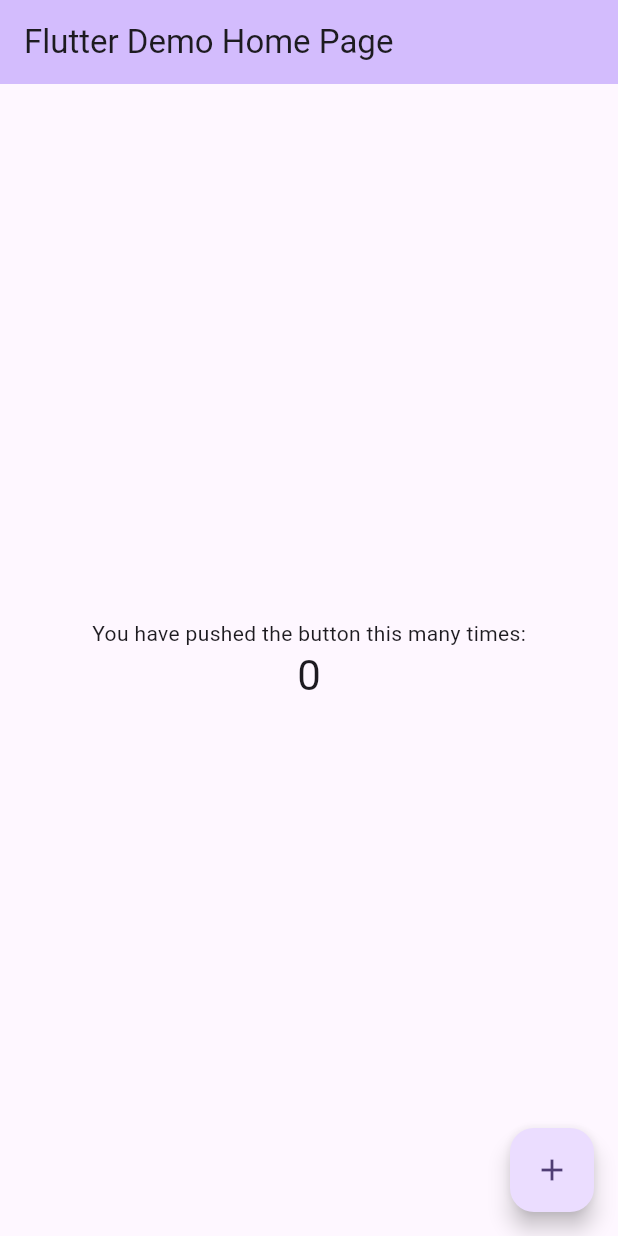
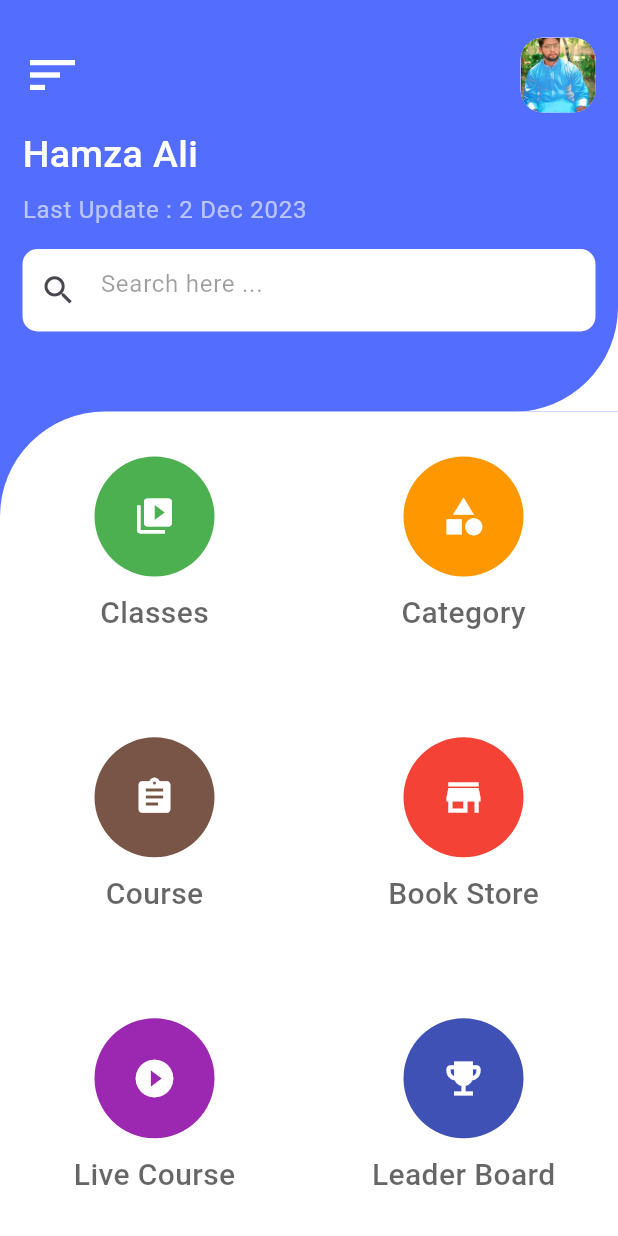
Before and after one commit to HamzaAli689/Flutter_Ui_Designs, a Flutter app: the screen it shows after launch, on a phone screen of 412 x 824 dp. Run offline on Flutter 3.47's test engine with Material 3 defaults, Android fonts, the light colour scheme and no system bars.

Commit message:
complete app

```diff
--- /dev/null
+++ b/education_app_ui/lib/dashboard.dart
@@ -0,0 +1,227 @@
+import 'package:flutter/material.dart';
+
+class DashBoard extends StatelessWidget {
+  List cateName = [
+    "Classes",
+    "Category",
+    "Course",
+    "Book Store",
+    "Live Course",
+    "Leader Board"
+  ];
+  List<Color> cateColors = [
+    Colors.green,
+    Colors.orange,
+    Colors.brown,
+    Colors.red,
+    Colors.purple.shade500,
+    Colors.indigo,
+  ];
+  List<Icon> cateIcons = [
+    Icon(
+      Icons.video_library,
+      color: Colors.white,
+      size: 28,
+    ),
+    Icon(
+      Icons.category,
+      color: Colors.white,
+      size: 30,
+    ),
+    Icon(
+      Icons.assignment,
+      color: Colors.white,
+      size: 28,
+    ),
+    Icon(
+      Icons.store,
+      color: Colors.white,
+      size: 30,
+    ),
+    Icon(
+      Icons.play_circle_fill,
+      color: Colors.white,
+      size: 30,
+    ),
+    Icon(
+      Icons.emoji_events,
+      color: Colors.white,
+      size: 30,
+    ),
+  ];
+
+  @override
+  Widget build(BuildContext context) {
+    return Material(
+      color: Colors.white,
+      child: Container(
+        width: MediaQuery.of(context).size.width,
+        height: MediaQuery.of(context).size.height,
+        child: Stack(children: [
+          Stack(
+            children: [
+              Container(
+                padding:
+                EdgeInsets.only(bottom: 15, left: 15, right: 15, top: 15),
+                width: MediaQuery.of(context).size.width,
+                height: MediaQuery.of(context).size.height / 3,
+                decoration: BoxDecoration(
+                  color: Colors.indigoAccent,
+                  borderRadius: BorderRadius.only(
+                    bottomRight: Radius.circular(70),
+                  ),
+                ),
+                child: SingleChildScrollView(
+                  child: Column(
+                    crossAxisAlignment: CrossAxisAlignment.start,
+                    children: [
+                      SizedBox(
+                        height: 10,
+                      ),
+                      Row(
+                        mainAxisAlignment: MainAxisAlignment.spaceBetween,
+                        children: [
+                          InkWell(
+                            onTap: () {},
+                            child:
+                            Icon(Icons.sort, color: Colors.white, size: 40),
+                          ),
+                          Container(
+                            height: 50,
+                            width: 50,
+                            decoration: BoxDecoration(
+                              borderRadius: BorderRadius.circular(15),
+                              color: Colors.white,
+                              image: DecorationImage(
+                                  image: AssetImage("images/Profile.jpg"),
+                                  fit: BoxFit.cover),
+                            ),
+                          )
+                        ],
+                      ),
+                      SizedBox(
+                        height: 10,
+                      ),
+                      Column(
+                          crossAxisAlignment: CrossAxisAlignment.start,
+                          children: [
+                            Text(
+                              "Hamza Ali",
+                              style: TextStyle(
+                                  color: Colors.white,
+                                  fontSize: 25,
+                                  fontWeight: FontWeight.w500),
+                            ),
+                            SizedBox(
+                              height: 7,
+                            ),
+                            Text(
+                              "Last Update : 2 Dec 2023",
+                              style: TextStyle(
+                                color: Colors.white60,
+                                fontSize: 16,
+                                letterSpacing: 0.5,
+                              ),
+                            ),
+                          ]),
+                      SizedBox(
+                        height: 10,
+                      ),
+                      Container(
+                        margin: EdgeInsets.only(top: 5, bottom: 20),
+                        width: MediaQuery.of(context).size.width,
+                        height: 55,
+                        alignment: Alignment.center,
+                        decoration: BoxDecoration(
+                            color: Colors.white,
+                            borderRadius: BorderRadius.circular(10)),
+                        child: TextFormField(
+                          decoration: InputDecoration(
+                              border: InputBorder.none,
+                              hintText: "Search here ...",
+                              hintStyle: TextStyle(
+                                color: Colors.black38,
+                              ),
+                              prefixIcon: Icon(
+                                Icons.search,
+                                size: 25,
+                              )),
+                        ),
+                      )
+                    ],
+                  ),
+                ),
+              ),
+            ],
+          ),
+          Align(
+            alignment: Alignment.bottomCenter,
+            child: Container(
+              width: MediaQuery.of(context).size.width,
+              height: MediaQuery.of(context).size.height / 1.499,
+              decoration: BoxDecoration(
+                color: Colors.indigoAccent,
+              ),
+            ),
+          ),
+          Align(
+            alignment: Alignment.bottomCenter,
+            child: Container(
+              width: MediaQuery.of(context).size.width,
+              height: MediaQuery.of(context).size.height / 1.499,
+              decoration: BoxDecoration(
+                  color: Colors.white,
+                  borderRadius:
+                  BorderRadius.only(topLeft: Radius.circular(70))),
+              child: SingleChildScrollView(
+                child: Padding(
+                  padding: EdgeInsets.only(
+                    top: 30,
+                  ),
+                  child: Column(
+                    children: [
+                      GridView.builder(
+                        itemCount: cateName.length,
+                        shrinkWrap: true,
+                        physics: NeverScrollableScrollPhysics(),
+                        gridDelegate: SliverGridDelegateWithFixedCrossAxisCount(
+                            crossAxisCount: 2, childAspectRatio: 1.1),
+                        itemBuilder: (context, index) {
+                          return Column(
+                            children: [
+                              Container(
+                                height: 80,
+                                width: 80,
+                                decoration: BoxDecoration(
+                                  color: cateColors[index],
+                                  shape: BoxShape.circle,
+                                ),
+                                child: Center(
+                                  child: cateIcons[index],
+                                ),
+                              ),
+                              SizedBox(
+                                height: 10,
+                              ),
+                              Text(
+                                cateName[index],
+                                style: TextStyle(
+                                    fontSize: 20,
+                                    fontWeight: FontWeight.w500,
+                                    color: Colors.black.withOpacity(0.6)),
+                              )
+                            ],
+                          );
+                        },
+                      )
+                    ],
+                  ),
+                ),
+              ),
+            ),
+          ),
+        ]),
+      ),
+    );
+  }
+}
--- a/education_app_ui/lib/main.dart
+++ b/education_app_ui/lib/main.dart
@@ -1,125 +1,20 @@
 import 'package:flutter/material.dart';
 
+import 'dashboard.dart';
+
 void main() {
-  runApp(const MyApp());
+  runApp(MyApp());
 }
 
 class MyApp extends StatelessWidget {
   const MyApp({super.key});
 
-  // This widget is the root of your application.
   @override
   Widget build(BuildContext context) {
     return MaterialApp(
-      title: 'Flutter Demo',
-      theme: ThemeData(
-        // This is the theme of your application.
-        //
-        // TRY THIS: Try running your application with "flutter run". You'll see
-        // the application has a blue toolbar. Then, without quitting the app,
-        // try changing the seedColor in the colorScheme below to Colors.green
-        // and then invoke "hot reload" (save your changes or press the "hot
-        // reload" button in a Flutter-supported IDE, or press "r" if you used
-        // the command line to start the app).
-        //
-        // Notice that the counter didn't reset back to zero; the application
-        // state is not lost during the reload. To reset the state, use hot
-        // restart instead.
-        //
-        // This works for code too, not just values: Most code changes can be
-        // tested with just a hot reload.
-        colorScheme: ColorScheme.fromSeed(seedColor: Colors.deepPurple),
-        useMaterial3: true,
-      ),
-      home: const MyHomePage(title: 'Flutter Demo Home Page'),
+      debugShowCheckedModeBanner: false,
+      theme: ThemeData(scaffoldBackgroundColor: Colors.white),
+      home: DashBoard(),
     );
   }
 }
-
-class MyHomePage extends StatefulWidget {
-  const MyHomePage({super.key, required this.title});
-
-  // This widget is the home page of your application. It is stateful, meaning
-  // that it has a State object (defined below) that contains fields that affect
-  // how it looks.
-
-  // This class is the configuration for the state. It holds the values (in this
-  // case the title) provided by the parent (in this case the App widget) and
-  // used by the build method of the State. Fields in a Widget subclass are
-  // always marked "final".
-
-  final String title;
-
-  @override
-  State<MyHomePage> createState() => _MyHomePageState();
-}
-
-class _MyHomePageState extends State<MyHomePage> {
-  int _counter = 0;
-
-  void _incrementCounter() {
-    setState(() {
-      // This call to setState tells the Flutter framework that something has
-      // changed in this State, which causes it to rerun the build method below
-      // so that the display can reflect the updated values. If we changed
-      // _counter without calling setState(), then the build method would not be
-      // called again, and so nothing would appear to happen.
-      _counter++;
-    });
-  }
-
-  @override
-  Widget build(BuildContext context) {
-    // This method is rerun every time setState is called, for instance as done
-    // by the _incrementCounter method above.
-    //
-    // The Flutter framework has been optimized to make rerunning build methods
-    // fast, so that you can just rebuild anything that needs updating rather
-    // than having to individually change instances of widgets.
-    return Scaffold(
-      appBar: AppBar(
-        // TRY THIS: Try changing the color here to a specific color (to
-        // Colors.amber, perhaps?) and trigger a hot reload to see the AppBar
-        // change color while the other colors stay the same.
-        backgroundColor: Theme.of(context).colorScheme.inversePrimary,
-        // Here we take the value from the MyHomePage object that was created by
-        // the App.build method, and use it to set our appbar title.
-        title: Text(widget.title),
-      ),
-      body: Center(
-        // Center is a layout widget. It takes a single child and positions it
-        // in the middle of the parent.
-        child: Column(
-          // Column is also a layout widget. It takes a list of children and
-          // arranges them vertically. By default, it sizes itself to fit its
-          // children horizontally, and tries to be as tall as its parent.
-          //
-          // Column has various properties to control how it sizes itself and
-          // how it positions its children. Here we use mainAxisAlignment to
-          // center the children vertically; the main axis here is the vertical
-          // axis because Columns are vertical (the cross axis would be
-          // horizontal).
-          //
-          // TRY THIS: Invoke "debug painting" (choose the "Toggle Debug Paint"
-          // action in the IDE, or press "p" in the console), to see the
-          // wireframe for each widget.
-          mainAxisAlignment: MainAxisAlignment.center,
-          children: <Widget>[
-            const Text(
-              'You have pushed the button this many times:',
-            ),
-            Text(
-              '$_counter',
-              style: Theme.of(context).textTheme.headlineMedium,
-            ),
-          ],
-        ),
-      ),
-      floatingActionButton: FloatingActionButton(
-        onPressed: _incrementCounter,
-        tooltip: 'Increment',
-        child: const Icon(Icons.add),
-      ), // This trailing comma makes auto-formatting nicer for build methods.
-    );
-  }
-}
--- a/education_app_ui/pubspec.yaml
+++ b/education_app_ui/pubspec.yaml
@@ -59,8 +59,8 @@ flutter:
   uses-material-design: true
 
   # To add assets to your application, add an assets section, like this:
-  # assets:
-  #   - images/a_dot_burr.jpeg
+  assets:
+    - images/
   #   - images/a_dot_ham.jpeg
 
   # An image asset can refer to one or more resolution-specific "variants", see
```
Also changed, not shown: education_app_ui/images/Books.png (added), education_app_ui/images/C#.png (added), education_app_ui/images/Flutter.png (added), education_app_ui/images/Profile.jpg (added), education_app_ui/images/Python.png (added), education_app_ui/images/React_Native.png (added), 41 other files.
